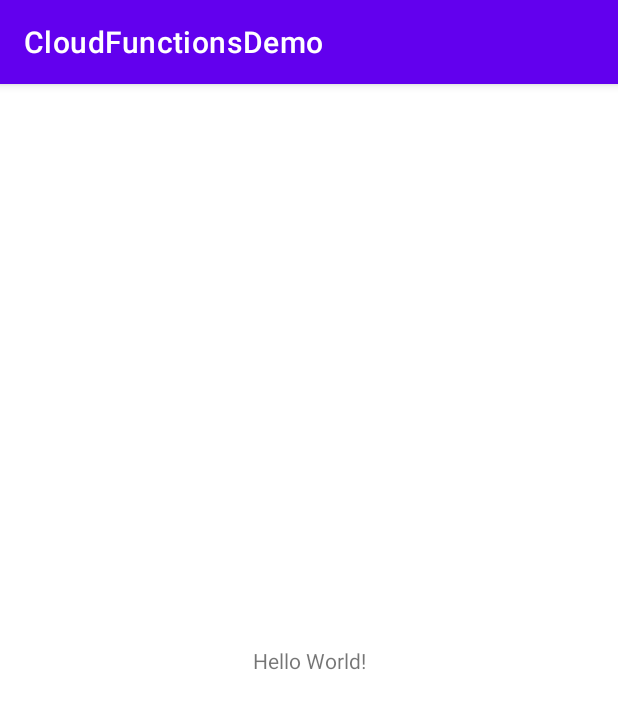
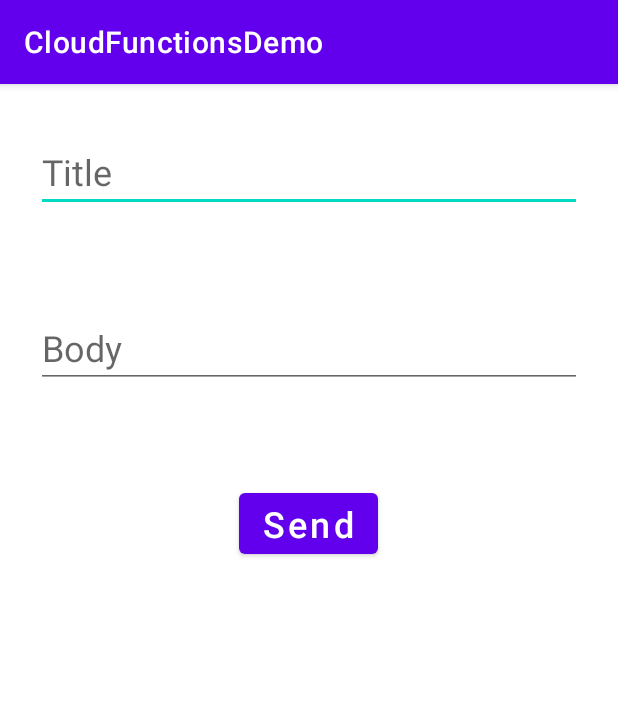
Before and after one commit to Mian-Zaid/CloudFuncDemo, an Android app: the screen it shows after launch (MainActivity), on a phone screen of 412 x 824 dp. Shown: the top 709 px of the screen. Run offline under Robolectric (Android 15) with nearby library versions, the phone set to English and light mode, and no system bars; our stand-ins replace Firebase (no records; nobody signed in at launch, a user with empty details on screens opened directly).

```diff
--- a/app/build.gradle
+++ b/app/build.gradle
@@ -37,6 +37,7 @@ dependencies {
     implementation 'com.google.android.material:material:1.5.0'
     implementation 'androidx.constraintlayout:constraintlayout:2.1.3'
     implementation 'org.jetbrains:annotations:15.0'
+    implementation 'com.google.firebase:firebase-database:20.0.4'
     testImplementation 'junit:junit:4.+'
     androidTestImplementation 'androidx.test.ext:junit:1.1.3'
     androidTestImplementation 'androidx.test.espresso:espresso-core:3.4.0'
@@ -50,4 +51,7 @@ dependencies {
     //firebase firestore
     implementation 'com.google.firebase:firebase-firestore'
 
+    //volly
+    implementation 'com.android.volley:volley-cronet:1.2.1'
+
 }
--- a/app/src/main/java/com/example/cloudfunctionsdemo/MainActivity.java
+++ b/app/src/main/java/com/example/cloudfunctionsdemo/MainActivity.java
@@ -1,21 +1,98 @@
 package com.example.cloudfunctionsdemo;
 
+import androidx.annotation.NonNull;
 import androidx.appcompat.app.AppCompatActivity;
 
 import android.os.Bundle;
+import android.util.Log;
+import android.view.View;
+import android.widget.Button;
+import android.widget.EditText;
+import android.widget.Toast;
 
+import com.google.android.gms.tasks.OnCompleteListener;
+import com.google.android.gms.tasks.Task;
+import com.google.firebase.database.DataSnapshot;
+import com.google.firebase.database.DatabaseError;
+import com.google.firebase.database.DatabaseReference;
+import com.google.firebase.database.FirebaseDatabase;
+import com.google.firebase.database.ValueEventListener;
 import com.google.firebase.messaging.FirebaseMessaging;
 
 public class MainActivity extends AppCompatActivity {
+
+    private static final String TAG = "FCMSend";
+    EditText title, body;
+    Button send;
 
     @Override
     protected void onCreate(Bundle savedInstanceState) {
         super.onCreate(savedInstanceState);
         setContentView(R.layout.activity_main);
 
+        FirebaseDatabase firebaseDatabase = FirebaseDatabase.getInstance("https://push-notification-demo-f2d39-default-rtdb.firebaseio.com");
+        DatabaseReference dbTokens = firebaseDatabase.getReference("Tokens");
 
-        //subscribe to topic for receiving notification
-        FirebaseMessaging firebaseMessaging= FirebaseMessaging.getInstance();
-        firebaseMessaging.subscribeToTopic("new-user");
+        registerDeviceToken(dbTokens);
+
+        title = findViewById(R.id.txt_title);
+        body = findViewById(R.id.txt_body);
+        send = findViewById(R.id.btn_send);
+
+        send.setOnClickListener(view -> {
+
+            if (!title.getText().toString().isEmpty() && !body.getText().toString().isEmpty()) {
+                sendNotification(dbTokens);
+            } else {
+                Toast.makeText(this, "Enter data", Toast.LENGTH_SHORT).show();
+            }
+
+        });
+
+
+    }
+
+    private void registerDeviceToken(DatabaseReference dbTokens) {
+        FirebaseMessaging.getInstance().getToken()
+                .addOnCompleteListener(task -> {
+                    if (!task.isSuccessful()) {
+                        return;
+                    }
+                    String token = task.getResult();
+
+
+                    dbTokens.child(token).setValue(token);
+                });
+
+    }
+
+    private void sendNotification(DatabaseReference dbTokens) {
+
+        dbTokens.addListenerForSingleValueEvent(new ValueEventListener() {
+            @Override
+            public void onDataChange(@NonNull DataSnapshot snapshot) {
+                if (snapshot.exists()) {
+                    for (DataSnapshot dataSnapshot : snapshot.getChildren()) {
+                        String token = dataSnapshot.getKey();
+
+                        Log.d(TAG, "onDataChange: " + token);
+
+                        FCMSend.pushNotification(
+                                getApplicationContext(),
+                                token,
+                                title.getText().toString(),
+                                body.getText().toString()
+                        );
+                    }
+                }
+            }
+
+            @Override
+            public void onCancelled(@NonNull DatabaseError error) {
+
+            }
+        });
+
+
     }
 }
--- a/app/src/main/res/layout/activity_main.xml
+++ b/app/src/main/res/layout/activity_main.xml
@@ -1,18 +1,40 @@
 <?xml version="1.0" encoding="utf-8"?>
-<androidx.constraintlayout.widget.ConstraintLayout xmlns:android="http://schemas.android.com/apk/res/android"
+<LinearLayout xmlns:android="http://schemas.android.com/apk/res/android"
     xmlns:app="http://schemas.android.com/apk/res-auto"
     xmlns:tools="http://schemas.android.com/tools"
     android:layout_width="match_parent"
     android:layout_height="match_parent"
+    android:orientation="vertical"
     tools:context=".MainActivity">
 
-    <TextView
+    <EditText
+        android:id="@+id/txt_title"
+        android:layout_width="match_parent"
+        android:layout_height="wrap_content"
+        android:layout_gravity="center_horizontal"
+        android:layout_marginHorizontal="24dp"
+        android:layout_marginVertical="32dp"
+        android:hint="Title"
+        android:textSize="24sp" />
+
+    <EditText
+        android:id="@+id/txt_body"
+        android:layout_width="match_parent"
+        android:layout_height="wrap_content"
+        android:layout_gravity="center_horizontal"
+        android:layout_marginHorizontal="24dp"
+        android:layout_marginVertical="32dp"
+        android:hint="Body"
+        android:textSize="24sp" />
+
+    <Button
+        android:id="@+id/btn_send"
         android:layout_width="wrap_content"
         android:layout_height="wrap_content"
-        android:text="Hello World!"
-        app:layout_constraintBottom_toBottomOf="parent"
-        app:layout_constraintLeft_toLeftOf="parent"
-        app:layout_constraintRight_toRightOf="parent"
-        app:layout_constraintTop_toTopOf="parent" />
+        android:layout_gravity="center_horizontal"
+        android:layout_marginVertical="32dp"
+        android:text="Send"
+        android:textAllCaps="false"
+        android:textSize="24sp" />
 
-</androidx.constraintlayout.widget.ConstraintLayout>
+</LinearLayout>
```
Also changed, not shown: app/src/main/AndroidManifest.xml (+7 -2 lines), app/src/main/java/com/example/cloudfunctionsdemo/FCMSend.java (added, +69 -0 lines), app/src/main/java/com/example/cloudfunctionsdemo/NotificationReceiver.java (added, +14 -0 lines), app/src/main/java/com/example/cloudfunctionsdemo/PushNotificationService.java (+21 -13 lines).
